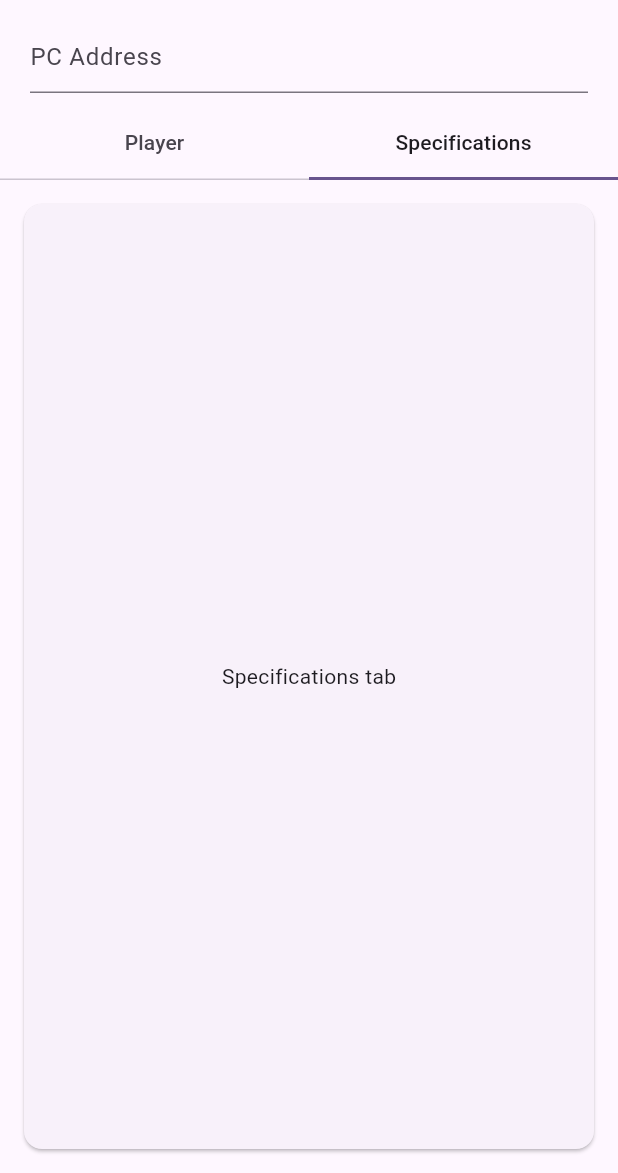
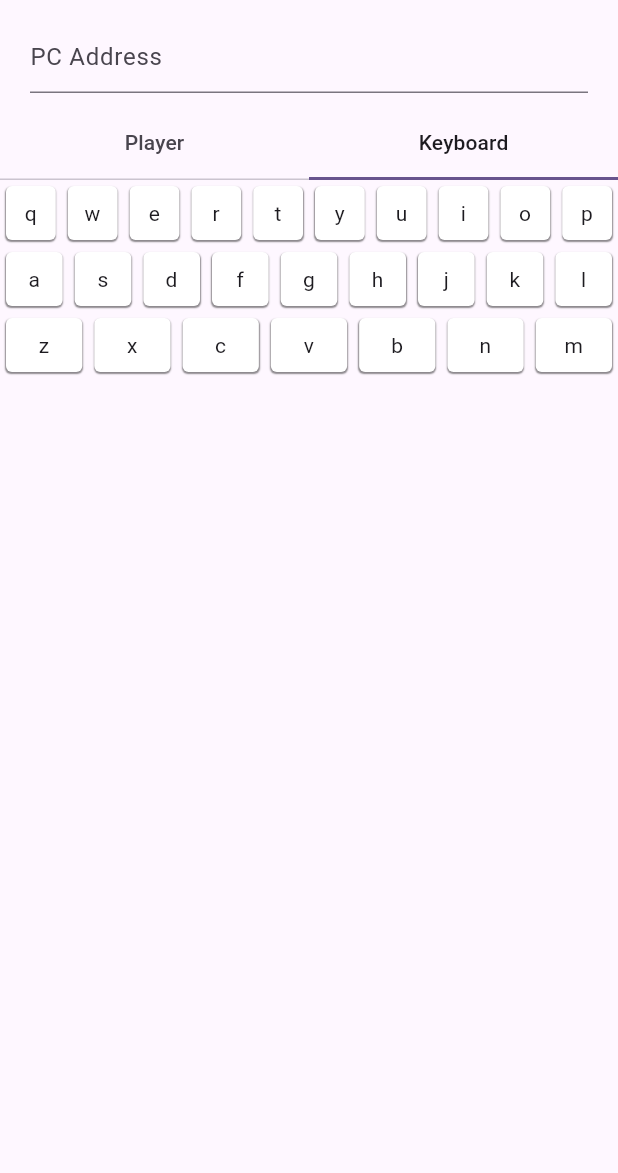
Before and after one commit to bytes7bytes7/remote_control, a Flutter app: the screen it shows after launch, tab 2 chosen, on a phone screen of 412 x 824 dp, the part 63-1236 px from its top. Run offline on Flutter 3.47's test engine with Material 2 defaults, Android fonts, the phone set to English and light mode, and no system bars; our stand-ins replace dio, flutter_bloc, freezed_annotation.

Commit message:
add KeyboardButton

```diff
--- /dev/null
+++ b/lib/bloc/keyboard/keyboard_bloc.dart
@@ -0,0 +1,38 @@
+import 'package:flutter_bloc/flutter_bloc.dart';
+import 'package:freezed_annotation/freezed_annotation.dart';
+
+import '../signal/signal_bloc.dart';
+
+part 'keyboard_event.dart';
+
+part 'keyboard_state.dart';
+
+part 'keyboard_bloc.freezed.dart';
+
+class KeyboardBloc extends Bloc<KeyboardEvent, KeyboardState> {
+  KeyboardBloc(
+    this._signalBloc,
+  ) : super(const KeyboardState()) {
+    on<_TextEditedEvent>(_onTextEdited);
+  }
+
+  final SignalBloc _signalBloc;
+
+  void _onTextEdited(
+    _TextEditedEvent event,
+    Emitter<KeyboardState> emit,
+  ) {
+    if (state.text.contains(event.text)) {
+
+    }
+
+    late final String lastKey;
+    if (event.text.isNotEmpty) {
+      lastKey = event.text[event.text.length - 1];
+    } else {
+      lastKey = '';
+    }
+
+    _signalBloc.add(SignalEvent.keyPressed(key: lastKey));
+  }
+}
--- /dev/null
+++ b/lib/bloc/keyboard/keyboard_event.dart
@@ -0,0 +1,8 @@
+part of 'keyboard_bloc.dart';
+
+@freezed
+class KeyboardEvent with _$KeyboardEvent {
+  const factory KeyboardEvent.textEdited({
+    required String text,
+  }) = _TextEditedEvent;
+}
--- /dev/null
+++ b/lib/bloc/keyboard/keyboard_state.dart
@@ -0,0 +1,8 @@
+part of 'keyboard_bloc.dart';
+
+@freezed
+class KeyboardState with _$KeyboardState {
+  const factory KeyboardState({
+    @Default('') String text,
+  }) = _KeyboardState;
+}
--- a/lib/screens/home_screen.dart
+++ b/lib/screens/home_screen.dart
@@ -2,6 +2,7 @@ import 'package:flutter/material.dart';
 import 'package:flutter_bloc/flutter_bloc.dart';
 
 import '../bloc/signal/signal_bloc.dart';
+import '../widgets/keyboard_controls.dart';
 import '../widgets/player_controls.dart';
 
 class HomeScreen extends StatelessWidget {
@@ -87,8 +88,12 @@ class _BodyState extends State<_Body> with TickerProviderStateMixin {
             TabBar.secondary(
               controller: _tabController,
               tabs: const [
-                Tab(text: 'Player'),
-                Tab(text: 'Specifications'),
+                Tab(
+                  text: 'Player',
+                ),
+                Tab(
+                  text: 'Keyboard',
+                ),
               ],
             ),
             Expanded(
@@ -96,12 +101,7 @@ class _BodyState extends State<_Body> with TickerProviderStateMixin {
                 controller: _tabController,
                 children: const [
                   PlayerControls(),
-                  Card(
-                    margin: EdgeInsets.all(16.0),
-                    child: Center(
-                      child: Text('Specifications tab'),
-                    ),
-                  ),
+                  KeyboardControls(),
                 ],
               ),
             ),
--- /dev/null
+++ b/lib/widgets/keyboard_controls.dart
@@ -0,0 +1,131 @@
+import 'package:flutter/material.dart';
+import 'package:flutter_bloc/flutter_bloc.dart';
+
+import '../bloc/keyboard/keyboard_bloc.dart';
+import '../bloc/signal/signal_bloc.dart';
+
+final GlobalKey<EditableTextState> editableTextKey =
+    GlobalKey<EditableTextState>();
+
+class KeyboardControls extends StatelessWidget {
+  const KeyboardControls({super.key});
+
+  @override
+  Widget build(BuildContext context) {
+    final signalBloc = context.read<SignalBloc>();
+
+    return BlocProvider(
+      create: (context) => KeyboardBloc(signalBloc),
+      child: const _Body(),
+    );
+  }
+}
+
+class _Body extends StatelessWidget {
+  const _Body();
+
+  @override
+  Widget build(BuildContext context) {
+    final bloc = context.read<KeyboardBloc>();
+
+    return BlocBuilder<KeyboardBloc, KeyboardState>(
+      builder: (context, state) {
+        return Column(
+          children: [
+            Row(
+              children: 'qwertyuiop'.split('').map(
+                (e) {
+                  return Expanded(
+                    child: KeyboardButton(
+                      value: e,
+                      onPressed: () {
+                        bloc.add(KeyboardEvent.textEdited(text: e));
+                      },
+                    ),
+                  );
+                },
+              ).toList(),
+            ),
+            Row(
+              children: 'asdfghjkl'.split('').map(
+                (e) {
+                  return Expanded(
+                    child: KeyboardButton(
+                      value: e,
+                      onPressed: () {
+                        bloc.add(KeyboardEvent.textEdited(text: e));
+                      },
+                    ),
+                  );
+                },
+              ).toList(),
+            ),
+            Row(
+              children: 'zxcvbnm'.split('').map(
+                (e) {
+                  return Expanded(
+                    child: KeyboardButton(
+                      value: e,
+                      onPressed: () {
+                        bloc.add(KeyboardEvent.textEdited(text: e));
+                      },
+                    ),
+                  );
+                },
+              ).toList(),
+            ),
+          ],
+        );
+      },
+    );
+  }
+}
+
+class KeyboardButton extends StatelessWidget {
+  const KeyboardButton({
+    super.key,
+    required this.value,
+    required this.onPressed,
+  });
+
+  final String value;
+  final VoidCallback onPressed;
+
+  @override
+  Widget build(BuildContext context) {
+    return Padding(
+      padding: const EdgeInsets.all(4),
+      child: DecoratedBox(
+        decoration: BoxDecoration(
+          borderRadius: BorderRadius.circular(4),
+          color: Colors.white,
+          boxShadow: const [
+            BoxShadow(
+              color: Colors.black45,
+              spreadRadius: .1,
+              blurRadius: 0.1,
+              offset: Offset(0, 1),
+            ),
+          ],
+        ),
+        child: Material(
+          color: Colors.transparent,
+          borderRadius: BorderRadius.circular(4),
+          clipBehavior: Clip.hardEdge,
+          child: InkWell(
+            onTap: onPressed,
+            child: Padding(
+              padding: const EdgeInsets.symmetric(
+                vertical: 8,
+              ),
+              child: Text(
+                value,
+                textAlign: TextAlign.center,
+              ),
+            ),
+          ),
+        ),
+      ),
+    );
+  }
+}
```
Also changed, not shown: lib/bloc/keyboard/keyboard_bloc.freezed.dart (added).
